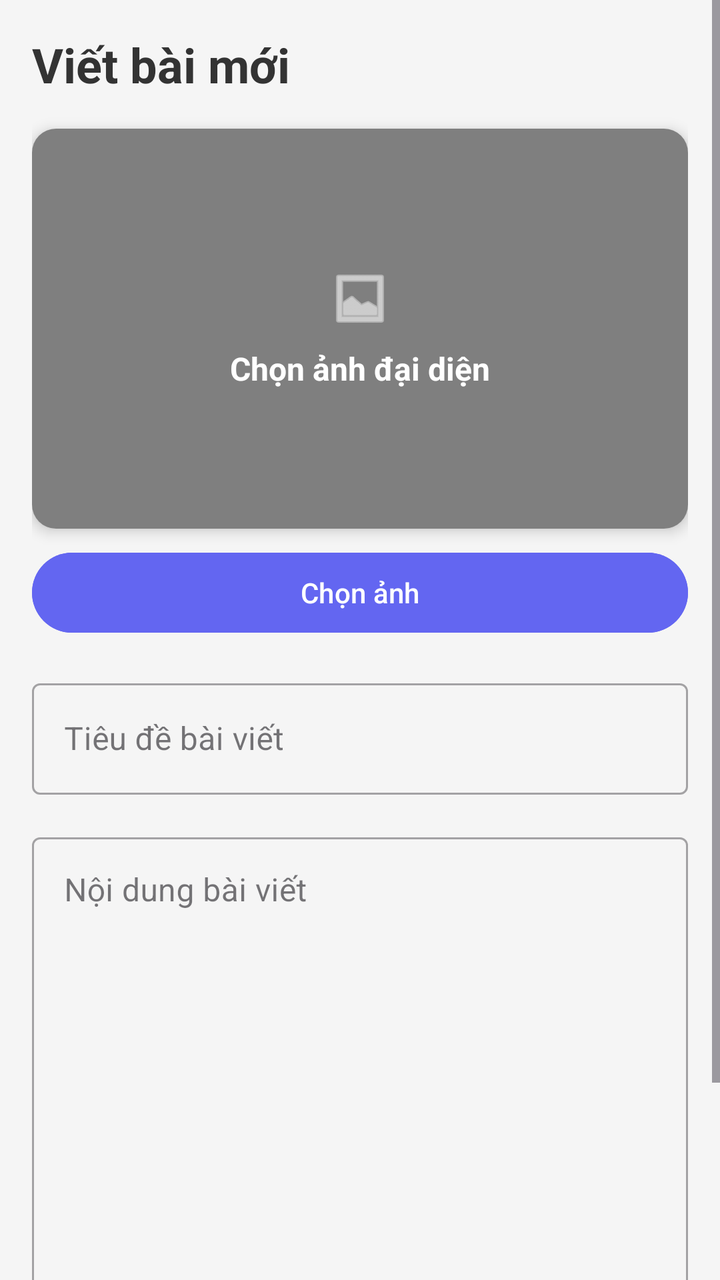
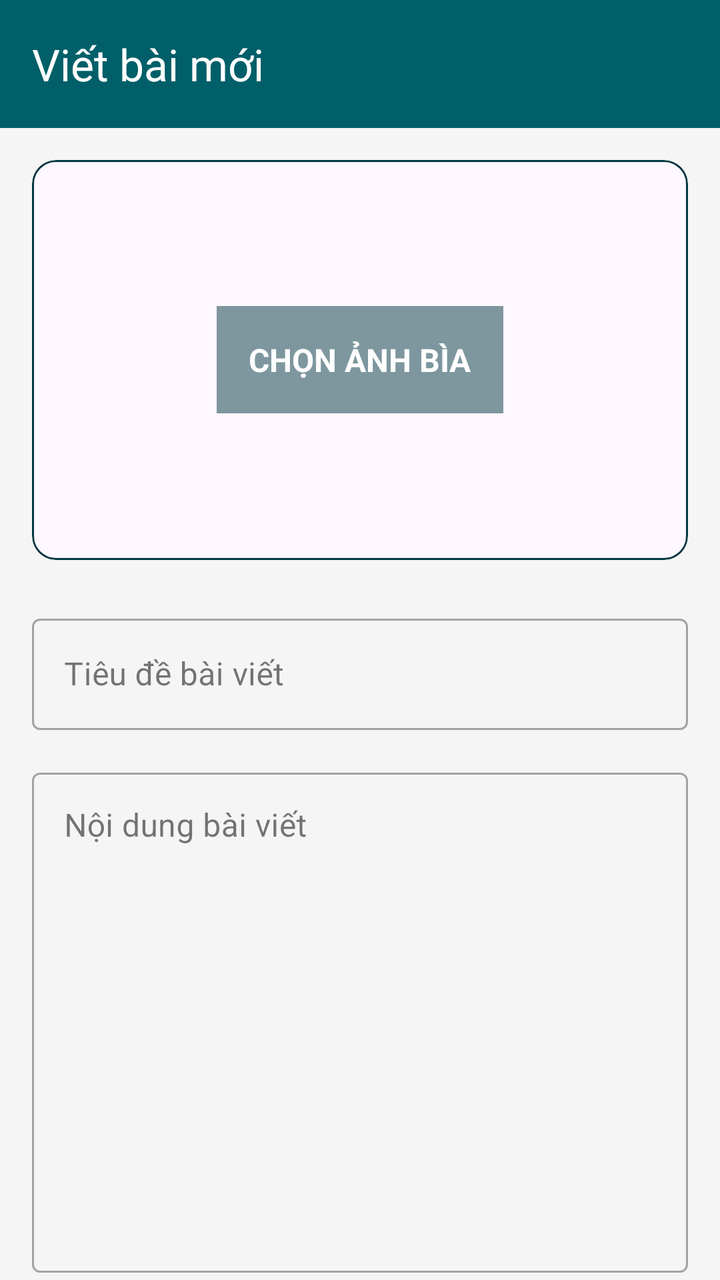

The first picture is an Android layout as it rendered before a commit; the second is the same layout after the commit. The layout source and the unified diff follow.
<!-- AndroidManifest.xml: application theme Theme.UehNews -->
<!-- res/layout/author_activity_write_article.xml -->
<?xml version="1.0" encoding="utf-8"?>
<ScrollView xmlns:android="http://schemas.android.com/apk/res/android"
    xmlns:app="http://schemas.android.com/apk/res-auto"
    android:layout_width="match_parent"
    android:layout_height="match_parent"
    android:background="#F5F5F5"
    android:fillViewport="true">

    <androidx.constraintlayout.widget.ConstraintLayout
        android:layout_width="match_parent"
        android:layout_height="wrap_content"
        android:padding="16dp">

        
        <TextView
            android:id="@+id/tv_toolbar_title"
            android:layout_width="0dp"
            android:layout_height="wrap_content"
            android:text="Viết bài mới"
            android:textSize="24sp"
            android:textStyle="bold"
            android:textColor="#333333"
            android:layout_marginBottom="24dp"
            app:layout_constraintTop_toTopOf="parent"
            app:layout_constraintStart_toStartOf="parent"
            app:layout_constraintEnd_toEndOf="parent" />

        
        <androidx.cardview.widget.CardView
            android:id="@+id/card_thumbnail"
            android:layout_width="0dp"
            android:layout_height="200dp"
            android:layout_marginTop="16dp"
            app:cardCornerRadius="12dp"
            app:cardElevation="4dp"
            app:layout_constraintTop_toBottomOf="@id/tv_toolbar_title"
            app:layout_constraintStart_toStartOf="parent"
            app:layout_constraintEnd_toEndOf="parent">

            <FrameLayout
                android:layout_width="match_parent"
                android:layout_height="match_parent">

                <ImageView
                    android:id="@+id/iv_thumbnail"
                    android:layout_width="match_parent"
                    android:layout_height="match_parent"
                    android:scaleType="centerCrop"

                    android:contentDescription="Ảnh đại diện bài viết" />

                <View
                    android:layout_width="match_parent"
                    android:layout_height="match_parent"
                    android:background="#80000000" />

                <TextView
                    android:id="@+id/tv_select_image_prompt" 
                    android:layout_width="wrap_content"
                    android:layout_height="wrap_content"
                    android:layout_gravity="center"
                    android:text="Chọn ảnh đại diện"
                    android:textColor="#FFFFFF"
                    android:textSize="16sp"
                    android:textStyle="bold"
                    android:drawableTop="@android:drawable/ic_menu_gallery"
                    android:drawablePadding="8dp"
                    android:drawableTint="#FFFFFF" />
            </FrameLayout>
        </androidx.cardview.widget.CardView>

        <Button
            android:id="@+id/btn_select_image"
            android:layout_width="0dp"
            android:layout_height="wrap_content"
            android:layout_marginTop="8dp"
            android:text="Chọn ảnh"
            android:backgroundTint="#6366F1"
            app:layout_constraintTop_toBottomOf="@id/card_thumbnail"
            app:layout_constraintStart_toStartOf="parent"
            app:layout_constraintEnd_toEndOf="parent" />

        
        <com.google.android.material.textfield.TextInputLayout
            android:id="@+id/til_title"
            android:layout_width="0dp"
            android:layout_height="wrap_content"
            android:layout_marginTop="16dp"
            android:hint="Tiêu đề bài viết"
            style="@style/Widget.MaterialComponents.TextInputLayout.OutlinedBox"
            app:layout_constraintTop_toBottomOf="@id/btn_select_image"
            app:layout_constraintStart_toStartOf="parent"
            app:layout_constraintEnd_toEndOf="parent">

            <com.google.android.material.textfield.TextInputEditText
                android:id="@+id/et_title"
                android:layout_width="match_parent"
                android:layout_height="wrap_content"
                android:maxLines="2"
                android:inputType="textCapSentences" />
        </com.google.android.material.textfield.TextInputLayout>

        
        <com.google.android.material.textfield.TextInputLayout
            android:id="@+id/til_content"
            android:layout_width="0dp"
            android:layout_height="wrap_content"
            android:layout_marginTop="16dp"
            android:hint="Nội dung bài viết"
            style="@style/Widget.MaterialComponents.TextInputLayout.OutlinedBox"
            app:layout_constraintTop_toBottomOf="@id/til_title"
            app:layout_constraintStart_toStartOf="parent"
            app:layout_constraintEnd_toEndOf="parent">

            <com.google.android.material.textfield.TextInputEditText
                android:id="@+id/et_content"
                android:layout_width="match_parent"
                android:layout_height="250dp"
                android:gravity="top|start"
                android:inputType="textMultiLine|textCapSentences"
                android:scrollbars="vertical" />
        </com.google.android.material.textfield.TextInputLayout>

        
        <LinearLayout
            android:layout_width="0dp"
            android:layout_height="wrap_content"
            android:layout_marginTop="24dp"
            android:orientation="horizontal"
            android:gravity="center"
            app:layout_constraintTop_toBottomOf="@id/til_content"
            app:layout_constraintStart_toStartOf="parent"
            app:layout_constraintEnd_toEndOf="parent"
            app:layout_constraintBottom_toBottomOf="parent">

            <Button
                android:id="@+id/btn_save_draft"
                android:layout_width="0dp"
                android:layout_height="wrap_content"
                android:layout_weight="1"
                android:layout_marginEnd="8dp"
                android:text="Lưu nháp"
                android:backgroundTint="#6366F1" />

            <Button
                android:id="@+id/btn_submit"
                android:layout_width="0dp"
                android:layout_height="wrap_content"
                android:layout_weight="1"
                android:layout_marginStart="8dp"
                android:text="Gửi duyệt"
                android:backgroundTint="#6366F1" />
        </LinearLayout>

        <ProgressBar
            android:id="@+id/progress_bar"
            android:layout_width="wrap_content"
            android:layout_height="wrap_content"
            android:visibility="gone"
            app:layout_constraintTop_toTopOf="parent"
            app:layout_constraintBottom_toBottomOf="parent"
            app:layout_constraintStart_toStartOf="parent"
            app:layout_constraintEnd_toEndOf="parent" />

    </androidx.constraintlayout.widget.ConstraintLayout>
</ScrollView>
<!-- resources referenced by this layout -->
<resources>
  <style name="Theme.UehNews" parent="Base.Theme.UehNews" />
  <style name="Base.Theme.UehNews" parent="Theme.Material3.DayNight.NoActionBar">
          
          
      </style>
</resources>

<!-- the commit's change to res/layout/author_activity_write_article.xml (unified diff, before → after) -->
@@ -1,166 +1,159 @@
 <?xml version="1.0" encoding="utf-8"?>
-<ScrollView xmlns:android="http://schemas.android.com/apk/res/android"
+<androidx.coordinatorlayout.widget.CoordinatorLayout xmlns:android="http://schemas.android.com/apk/res/android"
     xmlns:app="http://schemas.android.com/apk/res-auto"
+    xmlns:tools="http://schemas.android.com/tools"
     android:layout_width="match_parent"
     android:layout_height="match_parent"
-    android:background="#F5F5F5"
-    android:fillViewport="true">
+    android:background="@color/ueh_light_gray">
 
-    <androidx.constraintlayout.widget.ConstraintLayout
+    
+    <com.google.android.material.appbar.AppBarLayout
+        android:id="@+id/app_bar"
         android:layout_width="match_parent"
         android:layout_height="wrap_content"
-        android:padding="16dp">
+        android:theme="@style/ThemeOverlay.AppCompat.Dark.ActionBar">
 
-        
-        <TextView
-            android:id="@+id/tv_toolbar_title"
-            android:layout_width="0dp"
+        <com.google.android.material.appbar.MaterialToolbar
+            android:id="@+id/toolbar"
+            android:layout_width="match_parent"
+            android:layout_height="?attr/actionBarSize"
+            android:background="@color/ueh_blue"
+            app:title="Viết bài mới"
+            app:titleTextColor="@color/ueh_white" />
+    </com.google.android.material.appbar.AppBarLayout>
+
+    <androidx.core.widget.NestedScrollView
+        android:layout_width="match_parent"
+        android:layout_height="match_parent"
+        app:layout_behavior="@string/appbar_scrolling_view_behavior">
+
+        <LinearLayout
+            android:layout_width="match_parent"
             android:layout_height="wrap_content"
-            android:text="Viết bài mới"
-            android:textSize="24sp"
-            android:textStyle="bold"
-            android:textColor="#333333"
-            android:layout_marginBottom="24dp"
-            app:layout_constraintTop_toTopOf="parent"
-            app:layout_constraintStart_toStartOf="parent"
-            app:layout_constraintEnd_toEndOf="parent" />
+            android:orientation="vertical"
+            android:padding="16dp">
 
-        
-        <androidx.cardview.widget.CardView
-            android:id="@+id/card_thumbnail"
-            android:layout_width="0dp"
-            android:layout_height="200dp"
-            android:layout_marginTop="16dp"
-            app:cardCornerRadius="12dp"
-            app:cardElevation="4dp"
-            app:layout_constraintTop_toBottomOf="@id/tv_toolbar_title"
-            app:layout_constraintStart_toStartOf="parent"
-            app:layout_constraintEnd_toEndOf="parent">
+            
+            <com.google.android.material.card.MaterialCardView
+                android:id="@+id/card_thumbnail"
+                android:layout_width="match_parent"
+                android:layout_height="200dp"
+                app:cardCornerRadius="12dp"
+                app:strokeWidth="1dp"
+                app:strokeColor="@color/ueh_blue_dark">
 
-            <FrameLayout
-                android:layout_width="match_parent"
-                android:layout_height="match_parent">
+                <FrameLayout
+                    android:layout_width="match_parent"
+                    android:layout_height="match_parent">
 
-                <ImageView
-                    android:id="@+id/iv_thumbnail"
-                    android:layout_width="match_parent"
-                    android:layout_height="match_parent"
-                    android:scaleType="centerCrop"
+                    <ImageView
+                        android:id="@+id/iv_thumbnail"
+                        android:layout_width="match_parent"
+                        android:layout_height="match_parent"
+                        android:scaleType="centerCrop"
+                        android:contentDescription="Ảnh đại diện bài viết" />
 
-                    android:contentDescription="Ảnh đại diện bài viết" />
+                    
+                    <TextView
+                        android:id="@+id/tv_select_image_prompt"
+                        android:layout_width="wrap_content"
+                        android:layout_height="wrap_content"
+                        android:layout_gravity="center"
+                        android:background="#80003840"
+                        android:padding="16dp"
+                        android:text="CHỌN ẢNH BÌA"
+                        android:textColor="@color/ueh_white"
+                        android:textSize="16sp"
+                        android:textStyle="bold"
+                        android:drawablePadding="8dp"
+                        android:drawableTint="@color/ueh_white" />
+                </FrameLayout>
+            </com.google.android.material.card.MaterialCardView>
 
-                <View
-                    android:layout_width="match_parent"
-                    android:layout_height="match_parent"
-                    android:background="#80000000" />
+            
+            <Button
+                android:id="@+id/btn_select_image"
+                android:layout_width="0dp"
+                android:layout_height="0dp"
+                android:visibility="gone"
+                android:text="Chọn ảnh" />
 
-                <TextView
-                    android:id="@+id/tv_select_image_prompt" 
-                    android:layout_width="wrap_content"
-                    android:layout_height="wrap_content"
-                    android:layout_gravity="center"
-                    android:text="Chọn ảnh đại diện"
-                    android:textColor="#FFFFFF"
-                    android:textSize="16sp"
-                    android:textStyle="bold"
-                    android:drawableTop="@android:drawable/ic_menu_gallery"
-                    android:drawablePadding="8dp"
-                    android:drawableTint="#FFFFFF" />
-            </FrameLayout>
-        </androidx.cardview.widget.CardView>
-
-        <Button
-            android:id="@+id/btn_select_image"
-            android:layout_width="0dp"
-            android:layout_height="wrap_content"
-            android:layout_marginTop="8dp"
-            android:text="Chọn ảnh"
-            android:backgroundTint="#6366F1"
-            app:layout_constraintTop_toBottomOf="@id/card_thumbnail"
-            app:layout_constraintStart_toStartOf="parent"
-            app:layout_constraintEnd_toEndOf="parent" />
-
-        
-        <com.google.android.material.textfield.TextInputLayout
-            android:id="@+id/til_title"
-            android:layout_width="0dp"
-            android:layout_height="wrap_content"
-            android:layout_marginTop="16dp"
-            android:hint="Tiêu đề bài viết"
-            style="@style/Widget.MaterialComponents.TextInputLayout.OutlinedBox"
-            app:layout_constraintTop_toBottomOf="@id/btn_select_image"
-            app:layout_constraintStart_toStartOf="parent"
-            app:layout_constraintEnd_toEndOf="parent">
-
-            <com.google.android.material.textfield.TextInputEditText
-                android:id="@+id/et_title"
+            
+            <com.google.android.material.textfield.TextInputLayout
+                android:id="@+id/til_title"
+                style="@style/Widget.MaterialComponents.TextInputLayout.OutlinedBox"
                 android:layout_width="match_parent"
                 android:layout_height="wrap_content"
-                android:maxLines="2"
-                android:inputType="textCapSentences" />
-        </com.google.android.material.textfield.TextInputLayout>
+                android:layout_marginTop="24dp"
+                android:hint="Tiêu đề bài viết">
 
-        
-        <com.google.android.material.textfield.TextInputLayout
-            android:id="@+id/til_content"
-            android:layout_width="0dp"
-            android:layout_height="wrap_content"
-            android:layout_marginTop="16dp"
-            android:hint="Nội dung bài viết"
-            style="@style/Widget.MaterialComponents.TextInputLayout.OutlinedBox"
-            app:layout_constraintTop_toBottomOf="@id/til_title"
-            app:layout_constraintStart_toStartOf="parent"
-            app:layout_constraintEnd_toEndOf="parent">
+                <com.google.android.material.textfield.TextInputEditText
+                    android:id="@+id/et_title"
+                    android:layout_width="match_parent"
+                    android:layout_height="wrap_content"
+                    android:inputType="textCapSentences"
+                    android:maxLines="3" />
+            </com.google.android.material.textfield.TextInputLayout>
 
-            <com.google.android.material.textfield.TextInputEditText
-                android:id="@+id/et_content"
+            
+            <com.google.android.material.textfield.TextInputLayout
+                android:id="@+id/til_content"
+                style="@style/Widget.MaterialComponents.TextInputLayout.OutlinedBox"
                 android:layout_width="match_parent"
-                android:layout_height="250dp"
-                android:gravity="top|start"
-                android:inputType="textMultiLine|textCapSentences"
-                android:scrollbars="vertical" />
-        </com.google.android.material.textfield.TextInputLayout>
+                android:layout_height="wrap_content"
+                android:layout_marginTop="16dp"
+                android:hint="Nội dung bài viết">
 
-        
-        <LinearLayout
-            android:layout_width="0dp"
-            android:layout_height="wrap_content"
-            android:layout_marginTop="24dp"
-            android:orientation="horizontal"
-            android:gravity="center"
-            app:layout_constraintTop_toBottomOf="@id/til_content"
-            app:layout_constraintStart_toStartOf="parent"
-            app:layout_constraintEnd_toEndOf="parent"
-            app:layout_constraintBottom_toBottomOf="parent">
+                <com.google.android.material.textfield.TextInputEditText
+                    android:id="@+id/et_content"
+                    android:layout_width="match_parent"
+                    android:layout_height="wrap_content"
+                    android:gravity="top|start"
+                    android:inputType="textMultiLine|textCapSentences"
+                    android:minHeight="250dp"
+                    android:scrollbars="vertical" />
+            </com.google.android.material.textfield.TextInputLayout>
 
-            <Button
-                android:id="@+id/btn_save_draft"
-                android:layout_width="0dp"
+            
+            <LinearLayout
+                android:layout_width="match_parent"
                 android:layout_height="wrap_content"
-                android:layout_weight="1"
-                android:layout_marginEnd="8dp"
-                android:text="Lưu nháp"
-                android:backgroundTint="#6366F1" />
+                android:layout_marginTop="24dp"
+                android:orientation="horizontal">
 
-            <Button
-                android:id="@+id/btn_submit"
-                android:layout_width="0dp"
-                android:layout_height="wrap_content"
-                android:layout_weight="1"
-                android:layout_marginStart="8dp"
-                android:text="Gửi duyệt"
-                android:backgroundTint="#6366F1" />
+                <com.google.android.material.button.MaterialButton
+                    android:id="@+id/btn_save_draft"
+                    style="@style/Widget.MaterialComponents.Button.OutlinedButton"
+                    android:layout_width="0dp"
+                    android:layout_height="wrap_content"
+                    android:layout_marginEnd="8dp"
+                    android:layout_weight="1"
+                    android:paddingVertical="12dp"
+                    android:text="Lưu nháp"
+                    android:textColor="@color/ueh_blue"
+                    app:strokeColor="@color/ueh_blue" />
+
+                <com.google.android.material.button.MaterialButton
+                    android:id="@+id/btn_submit"
+                    style="@style/Widget.MaterialComponents.Button"
+                    android:layout_width="0dp"
+                    android:layout_height="wrap_content"
+                    android:layout_marginStart="8dp"
+                    android:layout_weight="1"
+                    android:backgroundTint="@color/ueh_orange"
+                    android:paddingVertical="12dp"
+                    android:text="Gửi duyệt" />
+            </LinearLayout>
+
         </LinearLayout>
+    </androidx.core.widget.NestedScrollView>
 
-        <ProgressBar
-            android:id="@+id/progress_bar"
-            android:layout_width="wrap_content"
-            android:layout_height="wrap_content"
-            android:visibility="gone"
-            app:layout_constraintTop_toTopOf="parent"
-            app:layout_constraintBottom_toBottomOf="parent"
-            app:layout_constraintStart_toStartOf="parent"
-            app:layout_constraintEnd_toEndOf="parent" />
-
-    </androidx.constraintlayout.widget.ConstraintLayout>
-</ScrollView>
+    
+    <ProgressBar
+        android:id="@+id/progress_bar"
+        android:layout_width="wrap_content"
+        android:layout_height="wrap_content"
+        android:layout_gravity="center"
+        android:visibility="gone"
+        tools:visibility="visible"/>
+</androidx.coordinatorlayout.widget.CoordinatorLayout>
<!-- resource entries referenced after the edit -->
@@ -1,5 +1,10 @@
 <!-- resources referenced by this layout -->
 <resources>
+  <color name="ueh_blue">#005F69</color>
+  <color name="ueh_blue_dark">#003840</color>
+  <color name="ueh_light_gray">#F5F5F5</color>
+  <color name="ueh_orange">#F26F33</color>
+  <color name="ueh_white">#FFFFFF</color>
   <style name="Theme.UehNews" parent="Base.Theme.UehNews" />
   <style name="Base.Theme.UehNews" parent="Theme.Material3.DayNight.NoActionBar">
           
